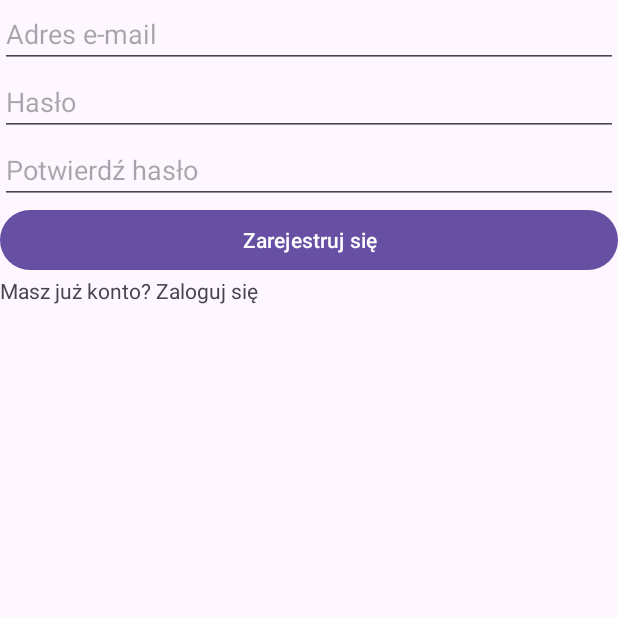
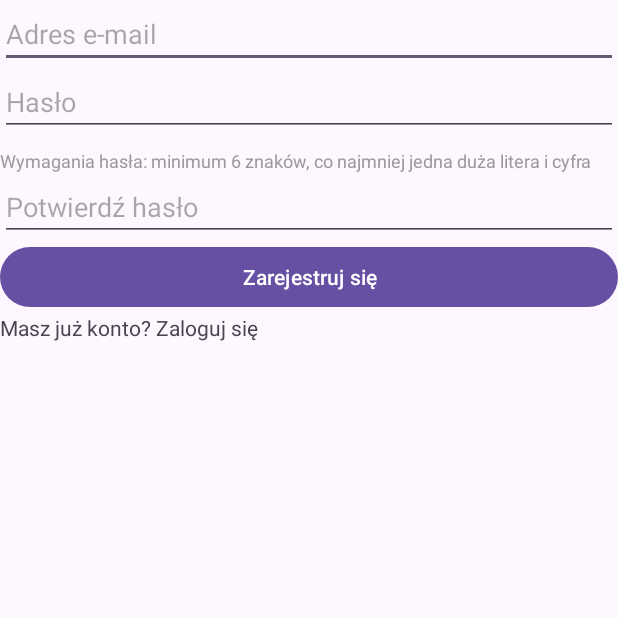
Before and after one commit to ArcaneKeys/HungryHero, an Android app: the screen it shows after launch (FirebaseLoginActivity), after a tap on "Zarejestruj się", on a phone screen of 412 x 824 dp, the top half of it. Run offline under Robolectric (Android 15) with nearby library versions, the phone set to English and light mode, and no system bars; our stand-ins replace Firebase (no records; nobody signed in at launch, a user with empty details on screens opened directly); 2 other taps on this screen came first.

Commit message:
Podstawowa walidacja emaila oraz hasła

```diff
--- a/app/src/main/AndroidManifest.xml
+++ b/app/src/main/AndroidManifest.xml
@@ -1,6 +1,8 @@
 <?xml version="1.0" encoding="utf-8"?>
 <manifest xmlns:android="http://schemas.android.com/apk/res/android"
     xmlns:tools="http://schemas.android.com/tools">
+
+    <uses-permission android:name="android.permission.INTERNET" />
 
     <application
         android:allowBackup="true"
--- a/app/src/main/java/pl/artur/hungryhero/FirebaseLoginActivity.java
+++ b/app/src/main/java/pl/artur/hungryhero/FirebaseLoginActivity.java
@@ -5,9 +5,12 @@ import androidx.appcompat.app.AppCompatActivity;
 
 import android.content.Intent;
 import android.os.Bundle;
+import android.text.method.HideReturnsTransformationMethod;
+import android.text.method.PasswordTransformationMethod;
 import android.view.View;
 import android.widget.Button;
 import android.widget.EditText;
+import android.widget.ImageButton;
 import android.widget.LinearLayout;
 import android.widget.Toast;
 
@@ -23,12 +26,13 @@ public class FirebaseLoginActivity extends AppCompatActivity {
 
     private FirebaseAuth mAuth;
     private DatabaseReference mDatabase;
-
-    Button loginButton;
-    EditText email;
-    EditText password;
-    EditText passwordR;
-    EditText emailR;
+    private Button loginButton;
+    private Button registerButton;
+    private EditText loginEmail;
+    private EditText loginPassword;
+    private EditText registerPassword;
+    private EditText registerRepeatPassword;
+    private EditText registerEmail;
 
     @Override
     protected void onCreate(Bundle savedInstanceState) {
@@ -43,23 +47,17 @@ public class FirebaseLoginActivity extends AppCompatActivity {
 
         setContentView(R.layout.activity_firebase_login);
 
-        mAuth = FirebaseAuth.getInstance();
-        mDatabase = FirebaseDatabase.getInstance().getReference();
+        initVariables();
 
-        loginButton = findViewById(R.id.loginButton);
+        loginButton.setOnClickListener(v -> {
+            String emailText = getString(loginEmail);
+            String passwordText = getString(loginPassword);
 
-        email = findViewById(R.id.loginEmailEditText);
-        password = findViewById(R.id.loginPasswordEditText);
-
-        emailR = findViewById(R.id.registerEmailEditText);
-        passwordR = findViewById(R.id.registerPasswordEditText);
-
-        loginButton.setOnClickListener(new View.OnClickListener() {
-            @Override
-            public void onClick(View v) {
-                String emailText = email.getText().toString();
-                String passwordText = password.getText().toString();
-
+            if (emailText.isEmpty() || passwordText.isEmpty()){
+                Toast.makeText(FirebaseLoginActivity.this, "Pola nie mogą być puste!", Toast.LENGTH_SHORT).show();
+            } else if(!ValidationUtils.isValidEmail(emailText)){
+                Toast.makeText(FirebaseLoginActivity.this, "Nieprawidłowy format emaila!", Toast.LENGTH_SHORT).show();
+            } else{
                 mAuth.signInWithEmailAndPassword(emailText, passwordText)
                         .addOnCompleteListener(FirebaseLoginActivity.this, new OnCompleteListener<AuthResult>() {
                             @Override
@@ -71,21 +69,27 @@ public class FirebaseLoginActivity extends AppCompatActivity {
                                     startActivity(new Intent(FirebaseLoginActivity.this, MainActivity.class));
                                 } else {
                                     // Wystąpił błąd logowania
-                                    Toast.makeText(FirebaseLoginActivity.this, "Logowanie nieudane.",
-                                            Toast.LENGTH_SHORT).show();
+                                    Toast.makeText(FirebaseLoginActivity.this, "Logowanie nieudane.", Toast.LENGTH_SHORT).show();
                                 }
                             }
                         });
             }
         });
 
-        Button registerButton = findViewById(R.id.registerButton);
-        registerButton.setOnClickListener(new View.OnClickListener() {
-            @Override
-            public void onClick(View v) {
-                String emailText = emailR.getText().toString();
-                String passwordText = passwordR.getText().toString();
+        registerButton.setOnClickListener(v -> {
+            String emailText =  getString(registerEmail);
+            String passwordText =  getString(registerPassword);
+            String repeatPasswordText =  getString(registerRepeatPassword);
 
+            if (emailText.isEmpty() || passwordText.isEmpty() || repeatPasswordText.isEmpty()){
+                Toast.makeText(FirebaseLoginActivity.this, "Pola nie mogą być puste!", Toast.LENGTH_SHORT).show();
+            } else if (!ValidationUtils.isValidEmail(emailText)){
+                Toast.makeText(FirebaseLoginActivity.this, "Nieprawidłowy format emaila!", Toast.LENGTH_SHORT).show();
+            } else if (!ValidationUtils.isValidPassword(passwordText)) {
+                Toast.makeText(FirebaseLoginActivity.this, "Hasło musi zawierać minimum 6 znaków, dużą literę oraz cyfrę!", Toast.LENGTH_LONG).show();
+            } else if (!ValidationUtils.arePasswordsMatching(passwordText, repeatPasswordText)) {
+                Toast.makeText(FirebaseLoginActivity.this, "Hasła nie pasują do siebie!", Toast.LENGTH_SHORT).show();
+            } else{
                 mAuth.createUserWithEmailAndPassword(emailText, passwordText)
                         .addOnCompleteListener(FirebaseLoginActivity.this, new OnCompleteListener<AuthResult>() {
                             @Override
@@ -121,4 +125,23 @@ public class FirebaseLoginActivity extends AppCompatActivity {
         loginLayout.setVisibility(View.VISIBLE);
         registrationLayout.setVisibility(View.GONE);
     }
+
+    public void initVariables(){
+        mAuth = FirebaseAuth.getInstance();
+        mDatabase = FirebaseDatabase.getInstance().getReference();
+
+        loginButton = findViewById(R.id.loginButton);
+        registerButton = findViewById(R.id.registerButton);
+
+        loginEmail = findViewById(R.id.loginEmailEditText);
+        loginPassword = findViewById(R.id.loginPasswordEditText);
+
+        registerEmail = findViewById(R.id.registerEmailEditText);
+        registerPassword = findViewById(R.id.registerPasswordEditText);
+        registerRepeatPassword = findViewById(R.id.repeatRegisterPasswordEditText);
+    }
+
+    public String getString(EditText edt){
+        return edt.getText().toString().trim();
+    }
 }
--- a/app/src/main/res/layout/activity_firebase_login.xml
+++ b/app/src/main/res/layout/activity_firebase_login.xml
@@ -10,7 +10,8 @@
         android:id="@+id/loginLayout"
         android:layout_width="match_parent"
         android:layout_height="match_parent"
-        android:orientation="vertical">
+        android:orientation="vertical"
+        android:visibility="gone">
 
         <!-- Pole tekstowe dla adresu e-mail -->
         <EditText
@@ -49,7 +50,7 @@
         android:layout_width="match_parent"
         android:layout_height="match_parent"
         android:orientation="vertical"
-        android:visibility="gone">
+        android:visibility="visible">
 
         <!-- Pole tekstowe dla adresu e-mail -->
         <EditText
@@ -66,9 +67,19 @@
             android:hint="Hasło"
             android:inputType="textPassword" />
 
+        <!-- Informacje o wymaganiach hasła -->
+        <TextView
+            android:id="@+id/passwordRequirementsTextView"
+            android:layout_width="wrap_content"
+            android:layout_height="wrap_content"
+            android:layout_marginTop="8dp"
+            android:text="Wymagania hasła: minimum 6 znaków, co najmniej jedna duża litera i cyfra"
+            android:textColor="#999999"
+            android:textSize="12sp" />
+
         <!-- Pole tekstowe dla powtórzenia hasła -->
         <EditText
-            android:id="@+id/confirmRegisterPasswordEditText"
+            android:id="@+id/repeatRegisterPasswordEditText"
             android:layout_width="match_parent"
             android:layout_height="wrap_content"
             android:hint="Potwierdź hasło"
```
Also changed, not shown: app/src/main/java/pl/artur/hungryhero/ValidationUtils.java (added, +32 -0 lines).
